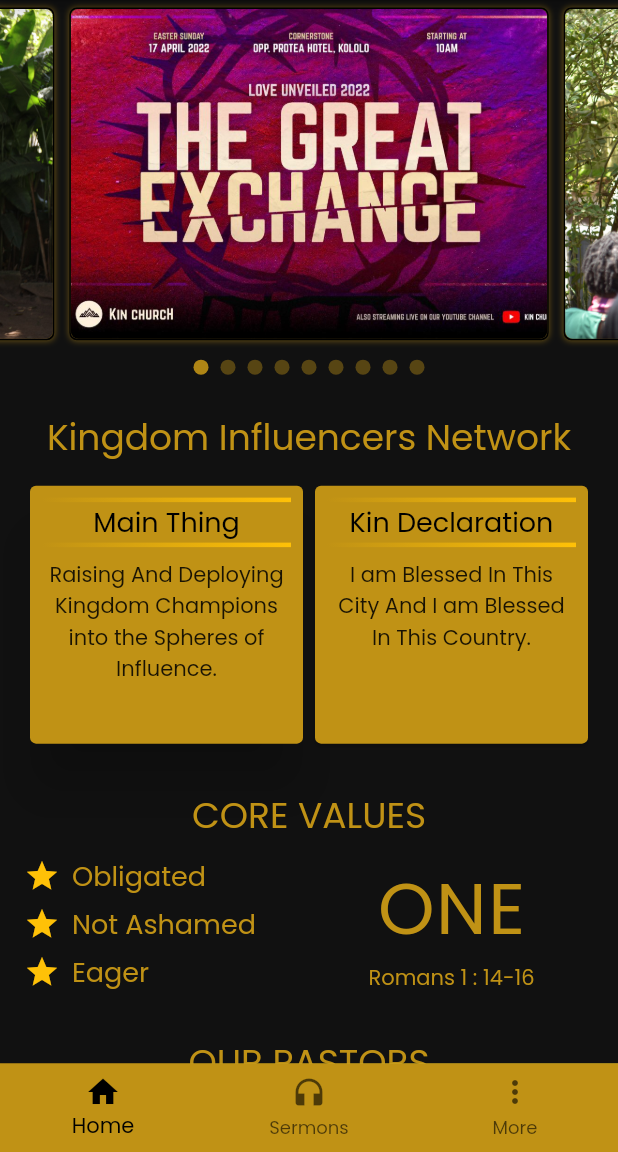
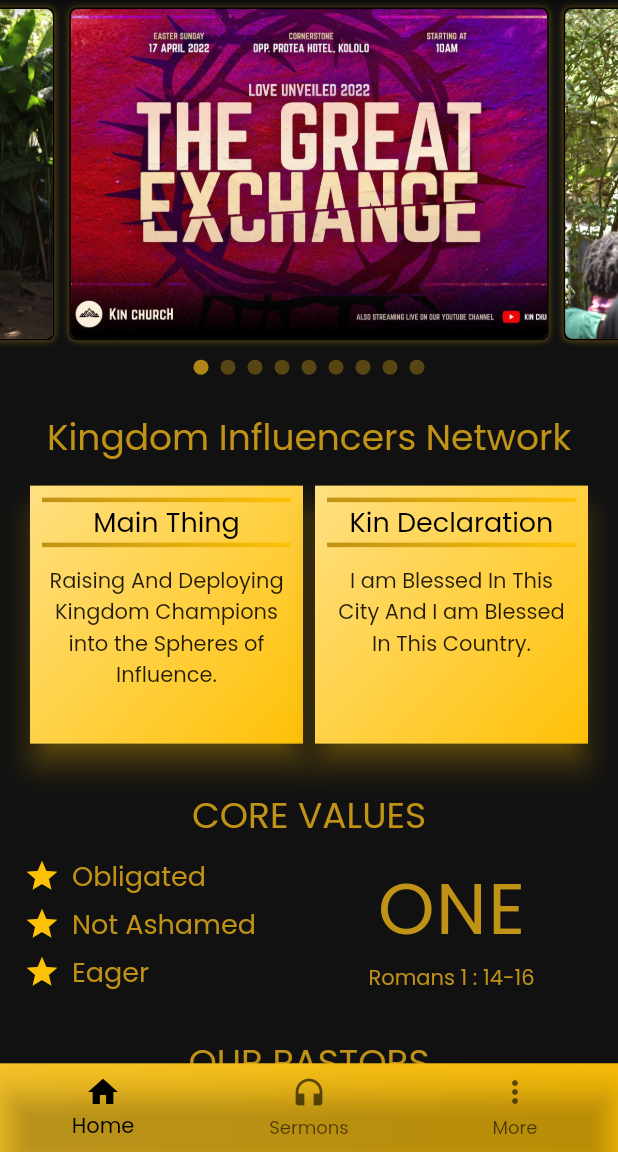
Before and after one commit to Ashaba123/kin, a Flutter app: the screen it shows after launch, on a phone screen of 412 x 824 dp, the part 84-1236 px from its top. Run offline on Flutter 3.47's test engine with Material 2 defaults, Android fonts, the phone set to English and light mode, and no system bars; drawn by our look-alikes of carousel_slider; our stand-ins replace animated_splash_screen, audioplayers, cloud_firestore, firebase_core, firebase_storage, google_fonts; accounts and stored records are empty.

Commit message:
changes in colors in overview and dsahboard screnn

```diff
--- a/lib/components/overview.dart
+++ b/lib/components/overview.dart
@@ -34,8 +34,21 @@ class OverView extends StatelessWidget {
               ),
               children: [
                 Card(
-                  elevation: 16,
-                  color: kGold,
+                  elevation: 8,
+                  shadowColor: Colors.amber,
+                  child: Container(
+                    height: 50,
+                    width: 150,
+                    decoration: BoxDecoration(
+                      gradient: LinearGradient(
+                        colors: [
+                          Colors.amber.shade200,
+                          Colors.amber,
+                        ],
+                        begin: Alignment.topLeft,
+                        end: Alignment.bottomRight,
+                      ),
+                    ),
                     child: Padding(
                       padding: const EdgeInsets.all(8.0),
                       child: Column(
@@ -50,7 +63,7 @@ class OverView extends StatelessWidget {
                             textAlign: TextAlign.center,
                           ),
                           const CustomDivider(),
-                        const SizedBox(height: 8),
+                          const SizedBox(height: 12),
                           Text(
                             kmainThing,
                             textAlign: TextAlign.center,
@@ -62,8 +75,23 @@ class OverView extends StatelessWidget {
                       ),
                     ),
                   ),
+                ),
                 Card(
-                  color: kGold,
+                  elevation: 8,
+                  shadowColor: Colors.amber,
+                  child: Container(
+                    height: 50,
+                    width: 150,
+                    decoration: BoxDecoration(
+                      gradient: LinearGradient(
+                        colors: [
+                          Colors.amber.shade200,
+                          Colors.amber,
+                        ],
+                        begin: Alignment.topLeft,
+                        end: Alignment.bottomRight,
+                      ),
+                    ),
                     child: Padding(
                       padding: const EdgeInsets.all(8.0),
                       child: Column(
@@ -71,11 +99,12 @@ class OverView extends StatelessWidget {
                           const CustomDivider(),
                           const Text(
                             "Kin Declaration",
-                          style: TextStyle(fontSize: 18.0, color: Colors.black),
+                            style:
+                                TextStyle(fontSize: 18.0, color: Colors.black),
                             textAlign: TextAlign.center,
                           ),
                           const CustomDivider(),
-                        const SizedBox(height: 8),
+                          const SizedBox(height: 12),
                           Text(
                             kKinDeclaration,
                             textAlign: TextAlign.center,
@@ -87,6 +116,7 @@ class OverView extends StatelessWidget {
                       ),
                     ),
                   ),
+                ),
               ],
             ),
           ),
--- a/lib/screens/dashboard_screen.dart
+++ b/lib/screens/dashboard_screen.dart
@@ -34,12 +34,23 @@ class _DashboardScreenState extends State<DashboardScreen> {
               end: Alignment.bottomRight,
               colors: [
                 kGold,
-                Colors.yellow,
+                Colors.amber,
               ],
             ),
           ),
+          child: Container(
+            decoration: BoxDecoration(
+              gradient: LinearGradient(
+                colors: [
+                  Colors.amber.shade400,
+                  Colors.amber,
+                ],
+                begin: Alignment.centerLeft,
+                end: Alignment.centerRight,
+              ),
+            ),
             child: BottomNavigationBar(
-            backgroundColor: kGold,
+              backgroundColor: Colors.transparent,
               unselectedItemColor: Colors.black87.withOpacity(0.6),
               selectedItemColor: Colors.black,
               currentIndex: currentIndex,
@@ -72,6 +83,7 @@ class _DashboardScreenState extends State<DashboardScreen> {
               ],
             ),
           ),
+        ),
         body: Stack(
           children: [
             Offstage(
```
Lines whose indentation alone changed are shown as unchanged.
